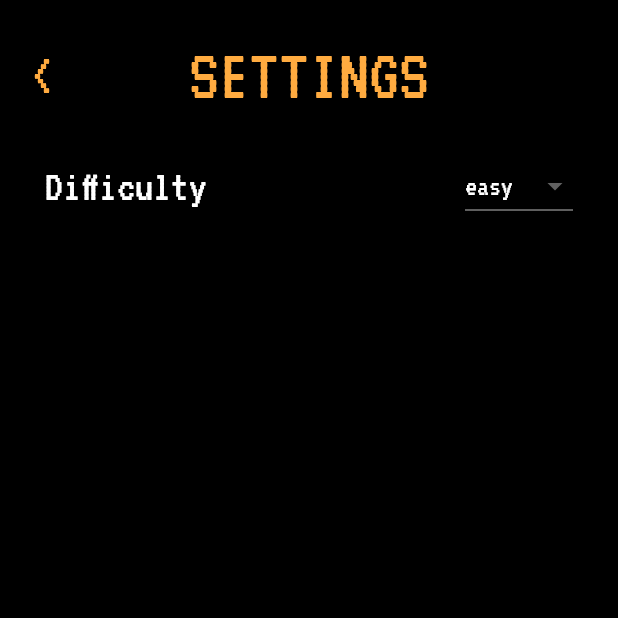
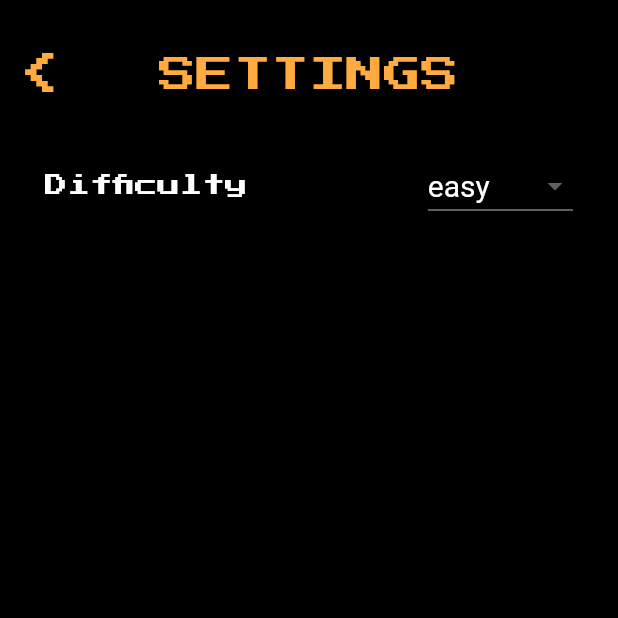
Before and after one commit to black-purple/flutter-tetris, a Flutter app: the screen it shows after launch, after a tap on "Settings", on a phone screen of 412 x 824 dp, the top half of it. Run offline on Flutter 3.47's test engine with Material 2 defaults, Android fonts, the phone set to English and light mode, and no system bars; our stand-ins replace get, get_storage, responsive_sizer, sqflite; accounts and stored records are empty.

Commit message:
updated new font

```diff
--- a/lib/controllers/difficulty_controller.dart
+++ b/lib/controllers/difficulty_controller.dart
@@ -1,9 +1,22 @@
 import 'package:flutter_tetris/values.dart';
 import 'package:get/get.dart';
+import 'package:get_storage/get_storage.dart';
 
 class DifficultyController extends GetxController {
   Difficulty d = Difficulty.easy;
   int dTimer = 600;
+
+  @override
+  void onInit() {
+    super.onInit();
+
+    var box = GetStorage();
+    var diffs = Difficulty.values.asNameMap();
+
+    if (box.read("diff") != null) {
+      d = diffs[box.read("diff")]!;
+    }
+  }
 
   void updateDifficulty(Difficulty newValue) {
     d = newValue;
--- a/lib/main.dart
+++ b/lib/main.dart
@@ -2,10 +2,12 @@ import 'package:flutter/material.dart';
 import 'package:flutter_tetris/controllers/difficulty_controller.dart';
 import 'package:flutter_tetris/screens/home_screen.dart';
 import 'package:get/get.dart';
+import 'package:get_storage/get_storage.dart';
 import 'package:responsive_sizer/responsive_sizer.dart';
 
-void main() {
+void main() async {
   WidgetsFlutterBinding.ensureInitialized();
+  await GetStorage.init();
   runApp(const MainApp());
 }
 
@@ -20,6 +22,7 @@ class MainApp extends StatelessWidget {
         theme: ThemeData(
           primaryColor: Colors.orangeAccent,
           primarySwatch: Colors.orange,
+          fontFamily: "PressStart2P",
         ),
         debugShowCheckedModeBanner: false,
         home: const HomeScreen(),
--- a/lib/screens/board.dart
+++ b/lib/screens/board.dart
@@ -74,7 +74,7 @@ class _GameBoardState extends State<GameBoard> {
                   children: [
                     Text(
                       "Game Over",
-                      style: TextStyle(fontSize: 38, color: Colors.red),
+                      style: TextStyle(fontSize: 30, color: Colors.red),
                     ),
                   ],
                 ),
@@ -131,6 +131,7 @@ class _GameBoardState extends State<GameBoard> {
     isGameOver = false;
     currentScore = 0;
 
+    Navigator.pop(context);
     createNewPiece();
     startGame();
   }
--- a/lib/screens/home_screen.dart
+++ b/lib/screens/home_screen.dart
@@ -51,12 +51,14 @@ class HomeScreen extends StatelessWidget {
               ],
             ),
           ),
-          const Text(
-            "version 1.0",
-            style: TextStyle(
-              color: Colors.white,
-              fontFamily: "VT323",
-              fontSize: 20,
+          Padding(
+            padding: EdgeInsets.only(bottom: 3.h),
+            child: const Text(
+              "version 1.0",
+              style: TextStyle(
+                color: Colors.white,
+                fontSize: 10,
+              ),
             ),
           ),
         ],
--- a/lib/screens/scores_screen.dart
+++ b/lib/screens/scores_screen.dart
@@ -48,7 +48,6 @@ class _ScoresScreenState extends State<ScoresScreen> {
                   "Match ${index + 1}",
                   style: const TextStyle(
                     color: Colors.white,
-                    fontFamily: "VT323",
                     fontSize: 35,
                   ),
                 ),
@@ -62,7 +61,6 @@ class _ScoresScreenState extends State<ScoresScreen> {
                       scores[index]['score'],
                       style: TextStyle(
                         color: Colors.grey.shade600,
-                        fontFamily: "VT323",
                         fontSize: 20,
                       ),
                     ),
@@ -70,7 +68,6 @@ class _ScoresScreenState extends State<ScoresScreen> {
                       "${DateFormat.yMMMd().format(DateTime.parse(scores[index]['date']))} ${DateFormat.Hm().format(DateTime.parse(scores[index]['date']))}",
                       style: TextStyle(
                         color: Colors.grey.shade600,
-                        fontFamily: "VT323",
                         fontSize: 20,
                       ),
                     )
--- a/lib/screens/settings_screen.dart
+++ b/lib/screens/settings_screen.dart
@@ -30,15 +30,14 @@ class _SettingsScreenState extends State<SettingsScreen> {
                   const Text(
                     "Difficulty",
                     style: TextStyle(
-                      fontFamily: "VT323",
-                      fontSize: 30,
+                      fontSize: 15,
                       color: Colors.white,
                     ),
                   ),
                   DropdownButton(
                     dropdownColor: Colors.grey.shade900,
                     value: selectedValue,
-                    style: const TextStyle(fontFamily: "VT323", fontSize: 20),
+                    style: const TextStyle(fontSize: 20),
                     items: Difficulty.values
                         .map((val) => val.name)
                         .toList()
--- a/lib/widgets/appbar.dart
+++ b/lib/widgets/appbar.dart
@@ -1,4 +1,5 @@
 import 'package:flutter/material.dart';
+import 'package:responsive_sizer/responsive_sizer.dart';
 
 class CustomAppBar extends StatelessWidget implements PreferredSizeWidget {
   final String title;
@@ -17,22 +18,23 @@ class CustomAppBar extends StatelessWidget implements PreferredSizeWidget {
                 "<",
                 style: TextStyle(
                   color: Colors.orangeAccent,
-                  fontFamily: "VT323",
-                  fontSize: 40,
+                  fontSize: 30,
                 ),
               ),
             )
           : null,
-      title: Text(
-        title,
-        style: TextStyle(
-          color: Colors.orangeAccent,
-          fontFamily: "VT323",
-          fontSize: title != "TETRIS" ? 50 : 100,
+      title: Padding(
+        padding: EdgeInsets.only(top: title == "TETRIS" ? 5.h : 0),
+        child: Text(
+          title,
+          style: TextStyle(
+            color: Colors.orangeAccent,
+            fontSize: title != "TETRIS" ? 25 : 60,
+          ),
         ),
       ),
       centerTitle: true,
-      toolbarHeight: title != "TETRIS" ? 100 : 200,
+      toolbarHeight: title != "TETRIS" ? 100 : 250,
       backgroundColor: Colors.transparent,
       elevation: 0,
     );
--- a/lib/widgets/home_button.dart
+++ b/lib/widgets/home_button.dart
@@ -25,7 +25,7 @@ class HomeButton extends StatelessWidget {
         ),
         child: Text(
           text,
-          style: const TextStyle(fontSize: 30, fontFamily: "VT323"),
+          style: const TextStyle(fontSize: 20),
         ),
       ),
     );
--- a/pubspec.yaml
+++ b/pubspec.yaml
@@ -10,6 +10,7 @@ dependencies:
   flutter:
     sdk: flutter
   get: ^4.6.5
+  get_storage: ^2.1.1
   intl: ^0.18.1
   path: ^1.8.3
   responsive_sizer: ^3.1.1
@@ -27,7 +28,9 @@ flutter:
     - assets/images/logo.png
 
   fonts:
-
     - family: VT323
       fonts:
         - asset: assets/fonts/VT323.ttf
+    - family: PressStart2P
+      fonts:
+        - asset: assets/fonts/PressStart2P.ttf
```
Also changed, not shown: assets/fonts/PressStart2P.ttf (added), pubspec.lock.
